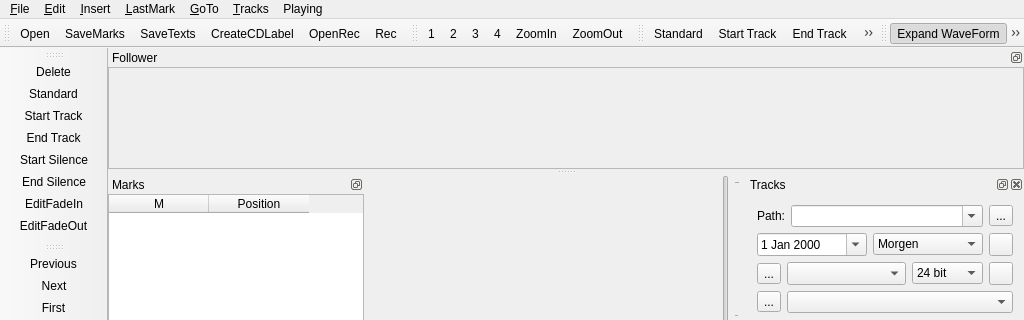
The window that mainwindow.ui (audioprog/RecMasterNCutter) describes before a commit, drawn with Qt 5; both pictures show x 0 to 1024 and y 0 to 320 of the 1024 by 765 pixel window.
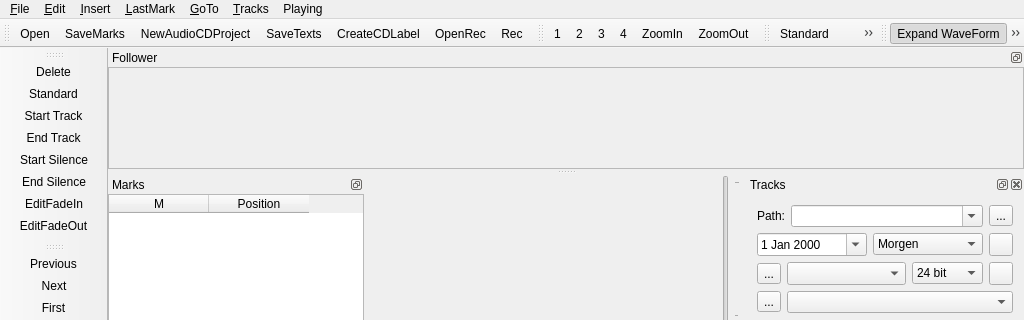
The same window after the commit. Icons and pictures are not drawn. Custom widgets are drawn as their Qt base class.

Commit message: CDBurnerXP Project File Creation Errors Fixed

The edit to the form file:
```diff
--- a/mainwindow.ui
+++ b/mainwindow.ui
@@ -164,6 +164,7 @@
    </attribute>
    <addaction name="action_Open"/>
    <addaction name="actionSaveMarks"/>
+   <addaction name="actionNewAudioCDProject"/>
    <addaction name="actionSaveTexts"/>
    <addaction name="actionCreateCDLabel"/>
    <addaction name="actionOpenRec"/>
@@ -1378,6 +1379,15 @@
     <string>SaveTexts</string>
    </property>
   </action>
+  <action name="actionNewAudioCDProject">
+   <property name="icon">
+    <iconset resource="icons.qrc">
+     <normaloff>:/symbols/NewCDProj</normaloff>:/symbols/NewCDProj</iconset>
+   </property>
+   <property name="text">
+    <string>NewAudioCDProject</string>
+   </property>
+  </action>
  </widget>
  <layoutdefault spacing="6" margin="11"/>
  <customwidgets>
```
The commit also changes 9 other files.
